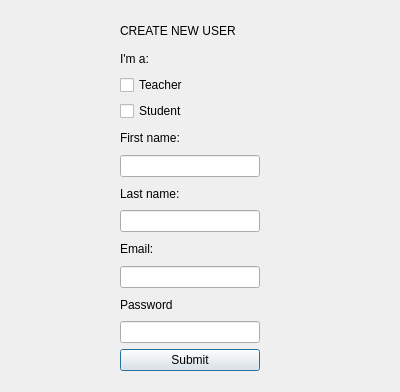
Old version of the form newuser.ui in the repository casalete/ErasmusIo.
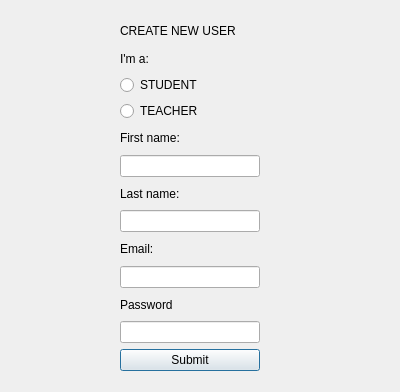
New version of the form.

Patch:
```diff
--- a/newuser.ui
+++ b/newuser.ui
@@ -38,16 +38,16 @@
      </widget>
     </item>
     <item>
-     <widget class="QCheckBox" name="checkBox_teacher">
+     <widget class="QRadioButton" name="studentRadioButton">
       <property name="text">
-       <string>Teacher</string>
+       <string>STUDENT</string>
       </property>
      </widget>
     </item>
     <item>
-     <widget class="QCheckBox" name="checkBox_student">
+     <widget class="QRadioButton" name="teacherRadioButton">
       <property name="text">
-       <string>Student</string>
+       <string>TEACHER</string>
       </property>
      </widget>
     </item>
```
